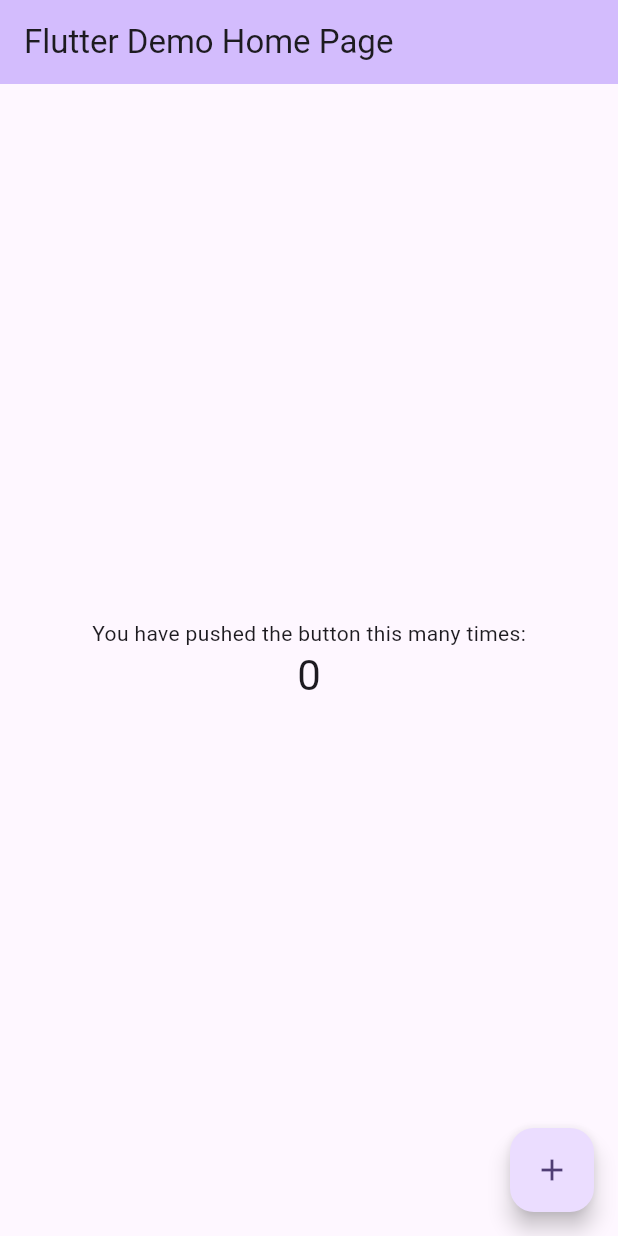
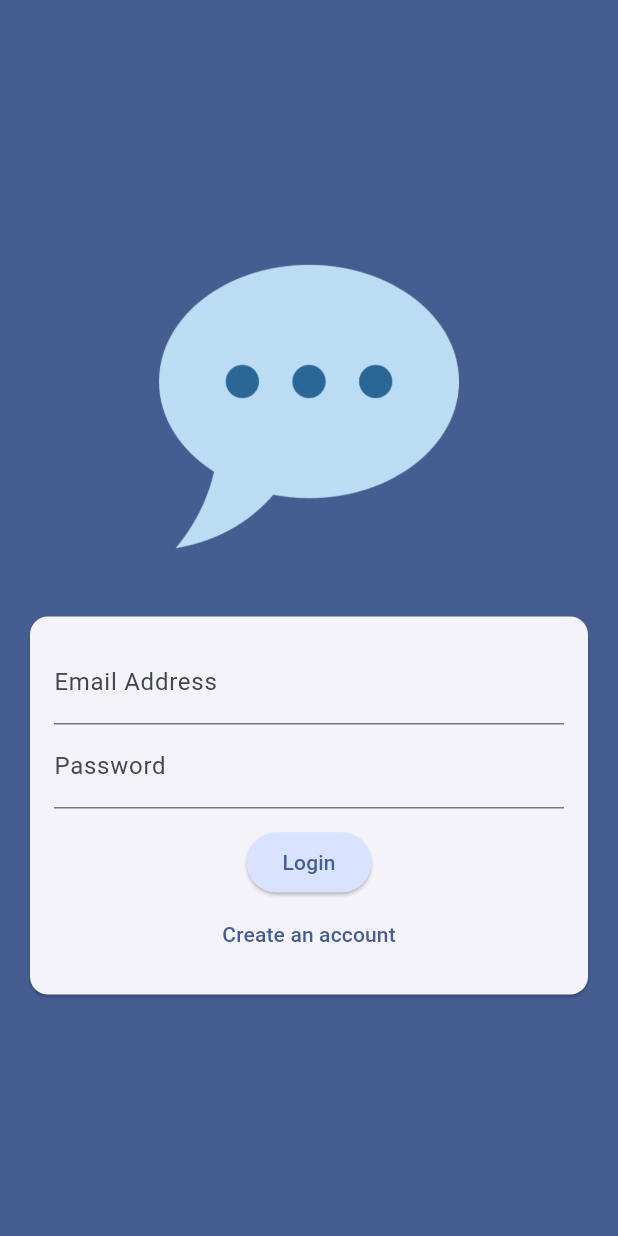
Before and after one commit to MateiEne/Flutter-Udemy, a Flutter app: the screen it shows after launch, on a phone screen of 412 x 824 dp. Run offline on Flutter 3.47's test engine with Material 3 defaults, Android fonts, the light colour scheme and no system bars; our stand-ins replace firebase_core, flutter_riverpod, google_fonts, image_picker, transparent_image; accounts and stored records are empty.

Commit message:
added auth screen and firebase configuration files

```diff
--- a/ChatApp/lib/main.dart
+++ b/ChatApp/lib/main.dart
@@ -1,3 +1,4 @@
+import 'package:chat_app/screens/auth.dart';
 import 'package:flutter/material.dart';
 
 void main() {
@@ -11,115 +12,14 @@
   @override
   Widget build(BuildContext context) {
     return MaterialApp(
-      title: 'Flutter Demo',
-      theme: ThemeData(
-        // This is the theme of your application.
-        //
-        // TRY THIS: Try running your application with "flutter run". You'll see
-        // the application has a purple toolbar. Then, without quitting the app,
-        // try changing the seedColor in the colorScheme below to Colors.green
-        // and then invoke "hot reload" (save your changes or press the "hot
-        // reload" button in a Flutter-supported IDE, or press "r" if you used
-        // the command line to start the app).
-        //
-        // Notice that the counter didn't reset back to zero; the application
-        // state is not lost during the reload. To reset the state, use hot
-        // restart instead.
-        //
-        // This works for code too, not just values: Most code changes can be
-        // tested with just a hot reload.
-        colorScheme: ColorScheme.fromSeed(seedColor: Colors.deepPurple),
+      title: 'FlutterChat',
+      theme: ThemeData().copyWith(
         useMaterial3: true,
+        colorScheme: ColorScheme.fromSeed(
+          seedColor: const Color.fromARGB(255, 63, 100, 177),
+        ),
       ),
-      home: const MyHomePage(title: 'Flutter Demo Home Page'),
+      home: const AuthScreen(),
     );
   }
 }
-
-class MyHomePage extends StatefulWidget {
-  const MyHomePage({super.key, required this.title});
-
-  // This widget is the home page of your application. It is stateful, meaning
-  // that it has a State object (defined below) that contains fields that affect
-  // how it looks.
-
-  // This class is the configuration for the state. It holds the values (in this
-  // case the title) provided by the parent (in this case the App widget) and
-  // used by the build method of the State. Fields in a Widget subclass are
-  // always marked "final".
-
-  final String title;
-
-  @override
-  State<MyHomePage> createState() => _MyHomePageState();
-}
-
-class _MyHomePageState extends State<MyHomePage> {
-  int _counter = 0;
-
-  void _incrementCounter() {
-    setState(() {
-      // This call to setState tells the Flutter framework that something has
-      // changed in this State, which causes it to rerun the build method below
-      // so that the display can reflect the updated values. If we changed
-      // _counter without calling setState(), then the build method would not be
-      // called again, and so nothing would appear to happen.
-      _counter++;
-    });
-  }
-
-  @override
-  Widget build(BuildContext context) {
-    // This method is rerun every time setState is called, for instance as done
-    // by the _incrementCounter method above.
-    //
-    // The Flutter framework has been optimized to make rerunning build methods
-    // fast, so that you can just rebuild anything that needs updating rather
-    // than having to individually change instances of widgets.
-    return Scaffold(
-      appBar: AppBar(
-        // TRY THIS: Try changing the color here to a specific color (to
-        // Colors.amber, perhaps?) and trigger a hot reload to see the AppBar
-        // change color while the other colors stay the same.
-        backgroundColor: Theme.of(context).colorScheme.inversePrimary,
-        // Here we take the value from the MyHomePage object that was created by
-        // the App.build method, and use it to set our appbar title.
-        title: Text(widget.title),
-      ),
-      body: Center(
-        // Center is a layout widget. It takes a single child and positions it
-        // in the middle of the parent.
-        child: Column(
-          // Column is also a layout widget. It takes a list of children and
-          // arranges them vertically. By default, it sizes itself to fit its
-          // children horizontally, and tries to be as tall as its parent.
-          //
-          // Column has various properties to control how it sizes itself and
-          // how it positions its children. Here we use mainAxisAlignment to
-          // center the children vertically; the main axis here is the vertical
-          // axis because Columns are vertical (the cross axis would be
-          // horizontal).
-          //
-          // TRY THIS: Invoke "debug painting" (choose the "Toggle Debug Paint"
-          // action in the IDE, or press "p" in the console), to see the
-          // wireframe for each widget.
-          mainAxisAlignment: MainAxisAlignment.center,
-          children: <Widget>[
-            const Text(
-              'You have pushed the button this many times:',
-            ),
-            Text(
-              '$_counter',
-              style: Theme.of(context).textTheme.headlineMedium,
-            ),
-          ],
-        ),
-      ),
-      floatingActionButton: FloatingActionButton(
-        onPressed: _incrementCounter,
-        tooltip: 'Increment',
-        child: const Icon(Icons.add),
-      ), // This trailing comma makes auto-formatting nicer for build methods.
-    );
-  }
-}
--- /dev/null
+++ b/ChatApp/lib/screens/auth.dart
@@ -0,0 +1,120 @@
+import 'package:flutter/material.dart';
+
+class AuthScreen extends StatefulWidget {
+  const AuthScreen({super.key});
+
+  @override
+  State<AuthScreen> createState() => _AuthScreenState();
+}
+
+class _AuthScreenState extends State<AuthScreen> {
+  final _formKey = GlobalKey<
+      FormState>(); // through this form key I get access to the form data (this form key is assigned to the Form widget
+  bool _isInLoginMode = true;
+
+  String _enteredEmail = '';
+  String _enteredPassword = '';
+
+  void _submit() {
+    final isValid = _formKey.currentState!
+        .validate(); // I know that this method will be called only when the button is pressed, so the current state of the _formKey wont be null
+
+    if (isValid) {
+      _formKey.currentState!.save(); // triggers the onSave function on the Form widget
+      print(_enteredEmail);
+      print(_enteredPassword);
+    }
+  }
+
+  @override
+  Widget build(BuildContext context) {
+    return Scaffold(
+      backgroundColor: Theme.of(context).colorScheme.primary,
+      body: Center(
+        child: SingleChildScrollView(
+          child: Column(
+            mainAxisAlignment: MainAxisAlignment.center,
+            children: [
+              Container(
+                margin: const EdgeInsets.only(
+                  top: 30,
+                  bottom: 20,
+                  left: 20,
+                  right: 20,
+                ),
+                width: 200,
+                child: Image.asset('assets/images/chat.png'),
+              ),
+              Card(
+                margin: const EdgeInsets.all(20),
+                child: SingleChildScrollView(
+                  child: Padding(
+                    padding: const EdgeInsets.all(16),
+                    child: Form(
+                      key: _formKey,
+                      child: Column(
+                        mainAxisSize: MainAxisSize.min,
+                        children: [
+                          TextFormField(
+                            decoration: const InputDecoration(labelText: 'Email Address'),
+                            keyboardType: TextInputType.emailAddress,
+                            autocorrect: false,
+                            textCapitalization: TextCapitalization.none,
+                            validator: (value) {
+                              // can return an error message (a string) if you consider the value to be invalid, otherwise you can return null
+                              if (value == null || value.trim().isEmpty || !value.contains('@')) {
+                                return 'Please enter a valid email address.';
+                              }
+
+                              return null;
+                            },
+                            onSaved: (value) {
+                              _enteredEmail = value!;
+                            },
+                          ),
+                          TextFormField(
+                            decoration: const InputDecoration(labelText: 'Password'),
+                            obscureText: true,
+                            validator: (value) {
+                              // can return an error message (a string) if you consider the value to be invalid, otherwise you can return null
+                              if (value == null || value.trim().isEmpty || value.trim().length < 6) {
+                                return 'Password must be at least 6 characters long.';
+                              }
+
+                              return null;
+                            },
+                            onSaved: (value) {
+                              _enteredPassword = value!;
+                            },
+                          ),
+                          const SizedBox(
+                            height: 12,
+                          ),
+                          ElevatedButton(
+                            onPressed: _submit,
+                            style: ElevatedButton.styleFrom(
+                              backgroundColor: Theme.of(context).colorScheme.primaryContainer,
+                            ),
+                            child: Text(_isInLoginMode ? 'Login' : 'Signup'),
+                          ),
+                          TextButton(
+                            onPressed: () {
+                              setState(() {
+                                _isInLoginMode = !_isInLoginMode;
+                              });
+                            },
+                            child: Text(_isInLoginMode ? 'Create an account' : 'I already have an account'),
+                          ),
+                        ],
+                      ),
+                    ),
+                  ),
+                ),
+              )
+            ],
+          ),
+        ),
+      ),
+    );
+  }
+}
```
Also changed, not shown: ChatApp/pubspec.yaml (+5 -4 lines), ChatApp/assets/images/chat.png (added), ChatApp/firebase.json (added), ChatApp/lib/firebase_options.dart (added), ChatApp/pubspec.lock, 6 other files.
